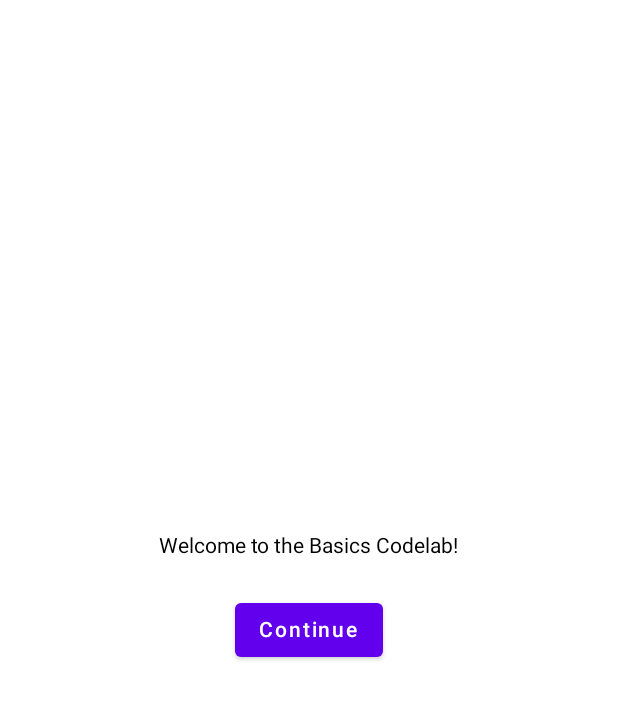
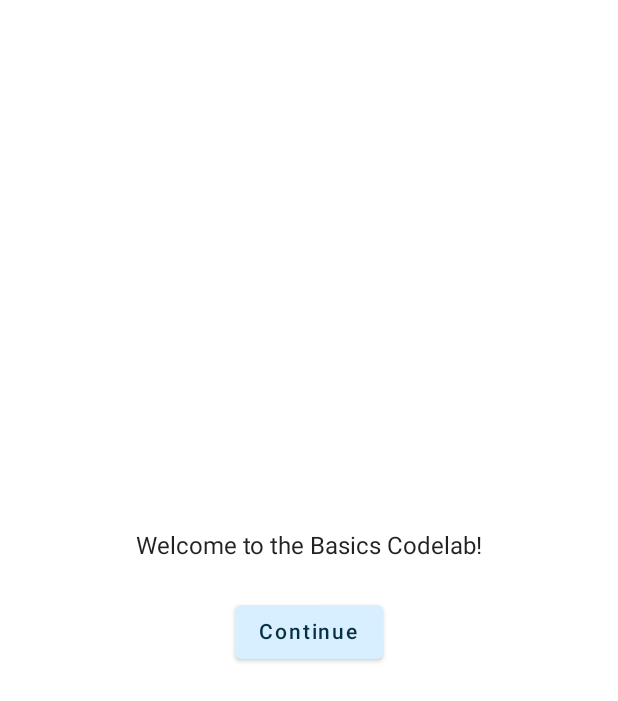
Before and after one commit to DevHyeon0312/DevHyeon_Compose, an Android app built with Jetpack Compose: the screen it shows after launch (DevHyeonActivity), on a phone screen of 412 x 824 dp. Shown: the top 701 px of the screen. Run offline under Robolectric (Android 15) with nearby library versions, the phone set to English and light mode, and no system bars; our stand-ins replace accompanist.

Commit message:
Compose Study : System UI Controller

```diff
--- a/app/build.gradle
+++ b/app/build.gradle
@@ -64,4 +64,7 @@ dependencies {
     androidTestImplementation "androidx.compose.ui:ui-test-junit4:$compose_version"
     debugImplementation "androidx.compose.ui:ui-tooling:$compose_version"
     implementation "androidx.compose.material:material-icons-extended:$compose_version"
+
+    //System UI Controller
+    implementation "com.google.accompanist:accompanist-systemuicontroller:0.23.1"
 }
--- a/app/src/main/java/com/devhyeon/compose/DevHyeonActivity.kt
+++ b/app/src/main/java/com/devhyeon/compose/DevHyeonActivity.kt
@@ -3,8 +3,13 @@ package com.devhyeon.compose
 import android.os.Bundle
 import androidx.activity.ComponentActivity
 import androidx.activity.compose.setContent
-import androidx.compose.runtime.*
+import androidx.compose.runtime.Composable
+import androidx.compose.runtime.getValue
+import androidx.compose.runtime.mutableStateOf
 import androidx.compose.runtime.saveable.rememberSaveable
+import androidx.compose.runtime.setValue
+import com.devhyeon.compose.ui.components.SetTransDebugSystemBar
+import com.devhyeon.compose.ui.components.SetTransSystemBar
 import com.devhyeon.compose.ui.screen.home.HomeScreen
 import com.devhyeon.compose.ui.screen.onboarding.OnboardingScreen
 
@@ -13,6 +18,11 @@ class DevHyeonActivity : ComponentActivity() {
         super.onCreate(savedInstanceState)
         setContent {
             DevHyeonContent()
+            if (BuildConfig.DEBUG) {
+                SetTransDebugSystemBar(window = window)
+            } else {
+                SetTransSystemBar(window = window)
+            }
         }
     }
 
@@ -25,7 +35,6 @@ class DevHyeonActivity : ComponentActivity() {
 @Composable
 fun DevHyeonContent() {
     var shouldShowOnboarding by rememberSaveable { mutableStateOf(true) }
-
     if (shouldShowOnboarding) {
         OnboardingScreen(onContinueClicked = { shouldShowOnboarding = false })
     } else {
--- /dev/null
+++ b/app/src/main/java/com/devhyeon/compose/ui/components/SystemBar.kt
@@ -0,0 +1,77 @@
+package com.devhyeon.compose.ui.components
+
+import android.view.Window
+import androidx.compose.foundation.isSystemInDarkTheme
+import androidx.compose.foundation.layout.fillMaxWidth
+import androidx.compose.material.Text
+import androidx.compose.runtime.Composable
+import androidx.compose.ui.Modifier
+import androidx.compose.ui.graphics.Color
+import androidx.compose.ui.text.style.TextAlign
+import androidx.core.view.WindowCompat
+import com.google.accompanist.systemuicontroller.rememberSystemUiController
+
+/**
+ * [https://github.com/google/accompanist/tree/main/systemuicontroller]
+ *
+ * build.gradle(Module Level)
+ *
+ * dependencies {
+ *
+ *      implementation "com.google.accompanist:accompanist-systemuicontroller:{version}"
+ *
+ * }
+ * */
+
+@Composable
+fun SetTransDebugSystemBar(window: Window) {
+    SetSystemBar(
+        window = window,
+        decorFitsSystemWindows = false,
+        darkColor = Color.Transparent,
+        lightColor = Color.Transparent
+    )
+    Text(
+        modifier = Modifier.fillMaxWidth(),
+        text = "BuildType : Debug",
+        textAlign = TextAlign.Center,
+        color = Color.Red
+    )
+}
+
+@Composable
+fun SetTransSystemBar(window: Window) {
+    SetSystemBar(
+        window = window,
+        decorFitsSystemWindows = false,
+        darkColor = Color.Transparent,
+        lightColor = Color.Transparent
+    )
+}
+
+@Composable
+fun SetDefaultSystemBar(window: Window) {
+    SetSystemBar(
+        window = window,
+        decorFitsSystemWindows = true,
+        darkColor = Color.Black,
+        lightColor = Color.White
+    )
+}
+
+@Composable
+private fun SetSystemBar(window: Window, decorFitsSystemWindows: Boolean, darkColor: Color, lightColor: Color) {
+    WindowCompat.setDecorFitsSystemWindows(window, decorFitsSystemWindows)
+    val systemUiController = rememberSystemUiController()
+    if (isSystemInDarkTheme()) {
+        systemUiController.setSystemBarsColor(
+            color = darkColor,
+            darkIcons = false
+        )
+    } else {
+        systemUiController.setSystemBarsColor(
+            color = lightColor,
+            darkIcons = true
+        )
+    }
+}
--- a/app/src/main/java/com/devhyeon/compose/ui/screen/onboarding/OnboardingScreen.kt
+++ b/app/src/main/java/com/devhyeon/compose/ui/screen/onboarding/OnboardingScreen.kt
@@ -5,16 +5,19 @@ import androidx.compose.foundation.layout.Column
 import androidx.compose.foundation.layout.fillMaxSize
 import androidx.compose.foundation.layout.padding
 import androidx.compose.material.Button
+import androidx.compose.material.MaterialTheme
 import androidx.compose.material.Surface
 import androidx.compose.material.Text
 import androidx.compose.runtime.Composable
 import androidx.compose.ui.Alignment
 import androidx.compose.ui.Modifier
 import androidx.compose.ui.unit.dp
+import com.devhyeon.compose.ui.theme.DevHyeonCompose1Theme
 
 @Composable
 fun OnboardingScreen(onContinueClicked: () -> Unit) {
-    Surface {
+    DevHyeonCompose1Theme {
+        Surface (color = MaterialTheme.colors.background) {
             Column(
                 modifier = Modifier.fillMaxSize(),
                 verticalArrangement = Arrangement.Center,
@@ -30,3 +33,4 @@ fun OnboardingScreen(onContinueClicked: () -> Unit) {
             }
         }
     }
+}
--- a/app/src/main/res/values-night/themes.xml
+++ b/app/src/main/res/values-night/themes.xml
@@ -10,7 +10,7 @@
         <item name="colorSecondaryVariant">@color/teal_200</item>
         <item name="colorOnSecondary">@color/black</item>
         <!-- Status bar color. -->
-        <item name="android:statusBarColor" tools:targetApi="l">?attr/colorPrimaryVariant</item>
+<!--        <item name="android:statusBarColor">@color/black</item>-->
         <!-- Customize your theme here. -->
     </style>
 </resources>
--- a/app/src/main/res/values/themes.xml
+++ b/app/src/main/res/values/themes.xml
@@ -10,7 +10,7 @@
         <item name="colorSecondaryVariant">@color/teal_700</item>
         <item name="colorOnSecondary">@color/black</item>
         <!-- Status bar color. -->
-        <item name="android:statusBarColor" tools:targetApi="l">?attr/colorPrimaryVariant</item>
+<!--        <item name="android:statusBarColor">@color/white</item>-->
         <!-- Customize your theme here. -->
     </style>
 
```
Lines whose indentation alone changed are shown as unchanged.
